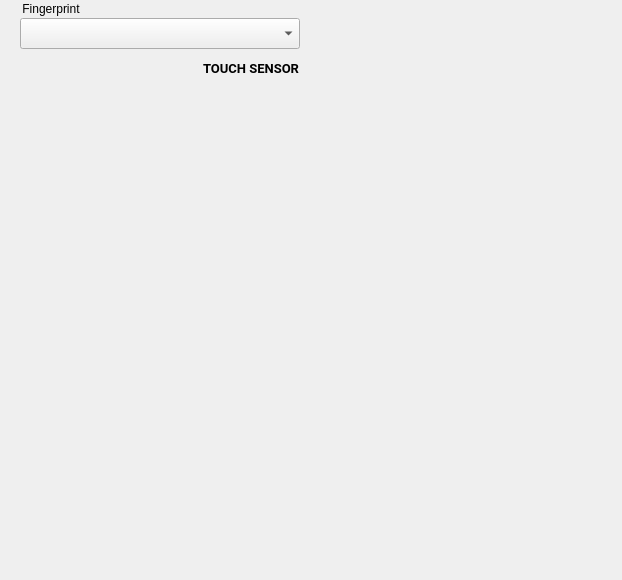
aosp-mirror/platform_external_qemu, file android/skin/qt/extended-pages/finger-page.ui: the form before one commit.
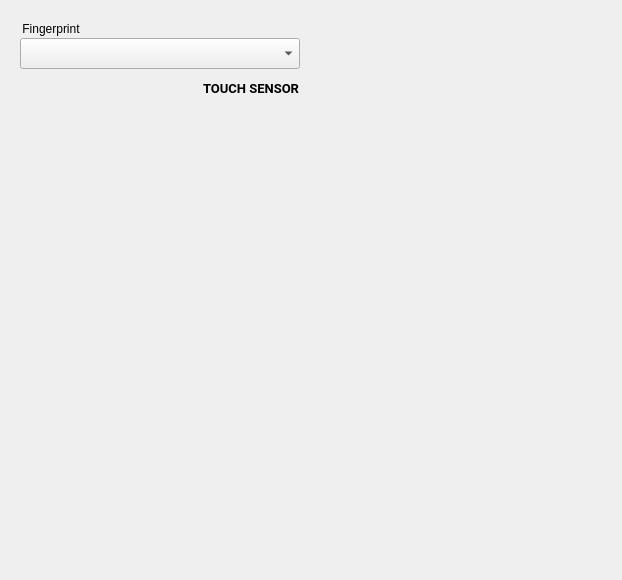
The form after the commit.

```diff
--- a/android/skin/qt/extended-pages/finger-page.ui
+++ b/android/skin/qt/extended-pages/finger-page.ui
@@ -17,7 +17,7 @@
    <property name="geometry">
     <rect>
      <x>180</x>
-     <y>50</y>
+     <y>70</y>
      <width>120</width>
      <height>36</height>
     </rect>
@@ -47,7 +47,7 @@
    <property name="geometry">
     <rect>
      <x>20</x>
-     <y>0</y>
+     <y>20</y>
      <width>111</width>
      <height>21</height>
     </rect>
@@ -66,7 +66,7 @@
    <property name="geometry">
     <rect>
      <x>20</x>
-     <y>18</y>
+     <y>38</y>
      <width>280</width>
      <height>31</height>
     </rect>
```
